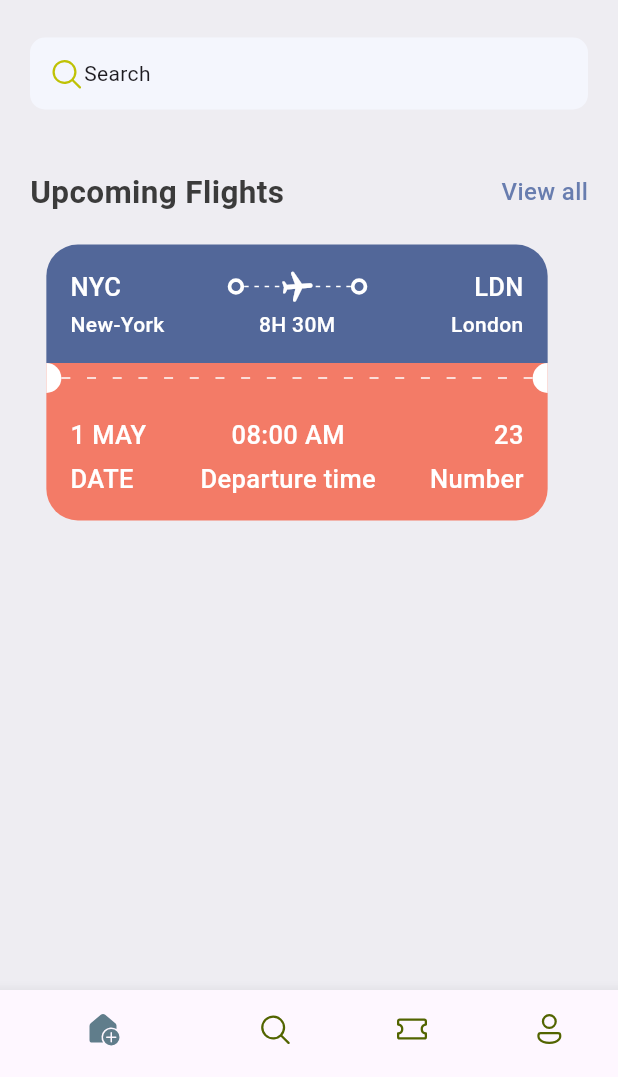
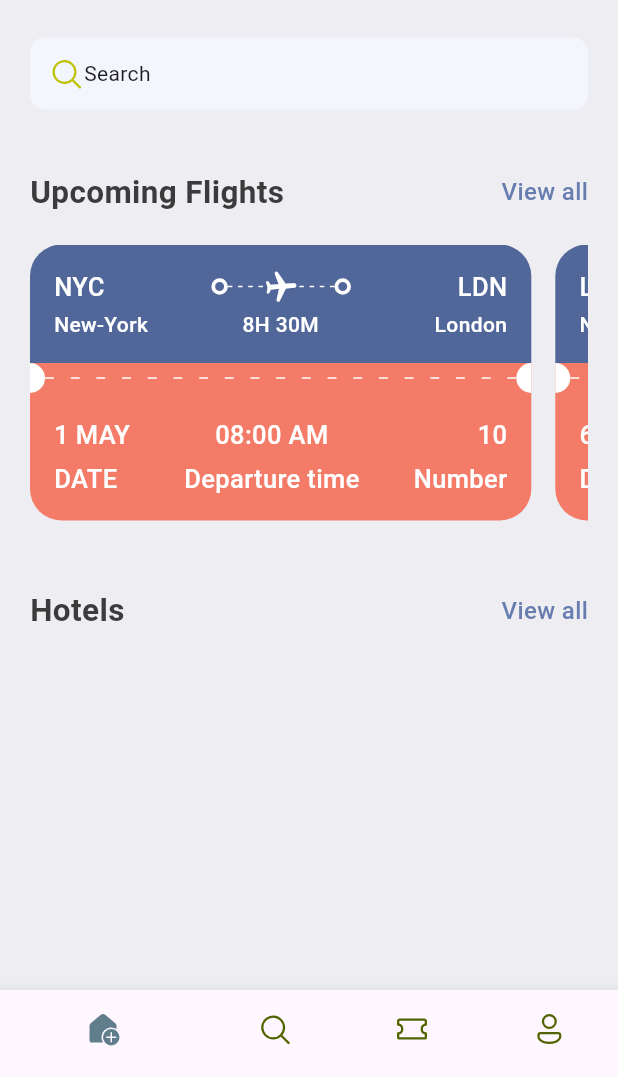
Before and after one commit to eric-kaloki/ticket_app, a Flutter app: the screen it shows after launch, on a phone screen of 412 x 824 dp, the part 159-1236 px from its top. Run offline on Flutter 3.47's test engine with Material 3 defaults, Android fonts, the phone set to English and light mode, and no system bars; our stand-ins replace fluentui_icons.

Commit message:
Add functionality to view all tickets

```diff
--- /dev/null
+++ b/lib/base/utils/all_json.dart
@@ -0,0 +1,53 @@
+List<Map<String, dynamic>> ticketList = [
+  {
+    'from': {'code': 'NYC', 'name': 'New-York'},
+    'to': {'code': 'LDN', 'name': 'London'},
+    'flying_time': '8H 30M',
+    'date': "1 MAY",
+    'departure_time': '08:00 AM',
+    'seat': 10
+  },
+  {
+    'from': {'code': 'LAX', 'name': 'New-York'},
+    'to': {'code': 'MM', 'name': 'Miami'},
+    'flying_time': '3H 30M',
+    'date': "6 MAY",
+    'departure_time': '07:00 PM',
+    'seat': 12
+  },
+  {
+    'from': {'code': 'NB0', 'name': 'Nairobi'},
+    'to': {'code': 'DK', 'name': 'Dhaka'},
+    'flying_time': '10H 30M',
+    'date': "10 MAY",
+    'departure_time': '10:00 PM',
+    'seat': 10
+  },
+  {
+    'from': {'code': 'DAR', 'name': 'Dar es Salaam'},
+    'to': {'code': 'SH', 'name': 'Shanghai'},
+    'flying_time': '4H 30M',
+    'date': "3 MAY",
+    'departure_time': '01:00 AM',
+    'seat': 10
+
+  },
+  {
+    'from': {'code': 'NB0', 'name': 'Naibobi'},
+    'to': {'code': 'DK', 'name': 'Dhaka'},
+    'flying_time': '8H 30M',
+    'date': "18 MAY",
+    'departure_time': '05:00 AM',
+    'seat': 10
+
+  },
+  {
+    'from': {'code': 'DAR', 'name': 'Dar es Salaam'},
+    'to': {'code': 'SH', 'name': 'Shanghai'},
+    'flying_time': '8H 30M',
+    'date': "1 MAY",
+    'departure_time': '08:00 AM',
+    'seat': 10
+
+  },
+];
--- a/lib/base/widgets/app_double_text.dart
+++ b/lib/base/widgets/app_double_text.dart
@@ -1,12 +1,17 @@
 import 'package:flutter/material.dart';
 import 'package:ticket_app/base/res/styles/app_styles.dart';
+import 'package:ticket_app/screens/all_tickets.dart';
 
 class AppDoubleText extends StatelessWidget {
   const AppDoubleText(
-      {super.key, required this.bigText, required this.smallText});
+      {super.key,
+      required this.bigText,
+      required this.smallText,
+      required this.func});
 
   final String bigText;
   final String smallText;
+  final VoidCallback? func;
 
   @override
   Widget build(BuildContext context) {
@@ -15,7 +20,7 @@ class AppDoubleText extends StatelessWidget {
       children: [
         Text(bigText, style: AppStyles.headLineStyle2),
         InkWell(
-          onTap: () {},
+          onTap: func,
           child: Text(
             smallText,
             style: AppStyles.textStyle.copyWith(color: AppStyles.primaryColor),
--- a/lib/base/widgets/ticket_view.dart
+++ b/lib/base/widgets/ticket_view.dart
@@ -8,7 +8,9 @@ import 'package:ticket_app/base/widgets/text_style_fourth.dart';
 import 'package:ticket_app/base/widgets/text_style_third.dart';
 
 class TicketView extends StatelessWidget {
-  const TicketView({super.key});
+  final Map<String, dynamic> ticket;
+  final bool wholeScreen;
+  const TicketView({super.key, required this.ticket, this.wholeScreen = false});
 
   @override
   Widget build(BuildContext context) {
@@ -18,7 +20,7 @@ class TicketView extends StatelessWidget {
       width: size.width * 0.85,
       height: 189,
       child: Container(
-          margin: const EdgeInsets.only(right: 16),
+          margin:  EdgeInsets.only(right: wholeScreen == true ? 0 : 16),
           child: Column(
             children: [
               //Blue part
@@ -33,10 +35,9 @@ class TicketView extends StatelessWidget {
                     children: [
                       // Show departure and destination  with icons in fisrt line
                       Row(
-                        //mainAxisAlignment: MainAxisAlignment.spaceBetween,
                         children: [
-                          const TextStyleThird(
-                            text: "NYC",
+                          TextStyleThird(
+                            text: ticket['from']['code'],
                           ),
                           Expanded(child: Container()),
                           const BigDot(),
@@ -62,7 +63,7 @@ class TicketView extends StatelessWidget {
                           )),
                           const BigDot(),
                           Expanded(child: Container()),
-                          const TextStyleThird(text: "LDN")
+                          TextStyleThird(text: ticket['to']['code'])
                         ],
                       ),
                       const SizedBox(height: 3),
@@ -70,19 +71,19 @@ class TicketView extends StatelessWidget {
                       Row(
                         //mainAxisAlignment: MainAxisAlignment.spaceBetween,
                         children: [
-                          const SizedBox(
+                          SizedBox(
                             width: 100,
                             child: TextStyleFourth(
-                              text: "New-York",
+                              text: ticket['from']['name'],
                             ),
                           ),
                           Expanded(child: Container()),
-                          const TextStyleFourth(text: "8H 30M"),
+                          TextStyleFourth(text: ticket['flying_time']),
                           Expanded(child: Container()),
-                          const SizedBox(
+                          SizedBox(
                             width: 100,
                             child: TextStyleFourth(
-                              text: "London",
+                              text: ticket['to']['name'],
                               textAlign: TextAlign.end,
                             ),
                           )
@@ -118,19 +119,20 @@ class TicketView extends StatelessWidget {
                     borderRadius: const BorderRadius.only(
                         bottomLeft: Radius.circular(21),
                         bottomRight: Radius.circular(21))),
-                child: const Column(children: [
+                child: Column(children: [
                   // Show departure and destination  with icons in fisrt line
                   Row(
                     mainAxisAlignment: MainAxisAlignment.spaceBetween,
                     children: [
-                      AppColumnTextLayout(topText: "1 MAY", bottomText: "DATE"),
                       AppColumnTextLayout(
-                        topText: "08:00 AM",
+                          topText: ticket['date'], bottomText: "DATE"),
+                      AppColumnTextLayout(
+                        topText: ticket['departure_time'],
                         bottomText: "Departure time",
                         alignment: CrossAxisAlignment.center,
                       ),
                       AppColumnTextLayout(
-                        topText: "23",
+                        topText: ticket['seat'].toString(),
                         bottomText: "Number",
                         alignment: CrossAxisAlignment.end,
                       ),
--- a/lib/main.dart
+++ b/lib/main.dart
@@ -1,5 +1,6 @@
 import 'package:flutter/material.dart';
 import 'package:ticket_app/base/bottom_nav_bar.dart';
+import 'package:ticket_app/screens/all_tickets.dart';
 
 void main() {
   runApp(const MyApp());
@@ -23,9 +24,12 @@ class MyApp extends StatelessWidget {
   // This widget is the root of your application.
   @override
   Widget build(BuildContext context) {
-    return const MaterialApp(
+    return MaterialApp(
       debugShowCheckedModeBanner: false,
-      home: BottomNavBar(),
+      routes: {
+        "/": (context) => const BottomNavBar(),
+        "/all_tickets": (context) => const AllTickets(),
+      },
     );
   }
 }
--- /dev/null
+++ b/lib/screens/all_tickets.dart
@@ -0,0 +1,29 @@
+import 'package:flutter/material.dart';
+import 'package:ticket_app/base/utils/all_json.dart';
+import 'package:ticket_app/base/widgets/ticket_view.dart';
+
+class AllTickets extends StatelessWidget {
+  const AllTickets({super.key});
+
+  @override
+  Widget build(BuildContext context) {
+    return Scaffold(
+        appBar: AppBar(
+          title: const Text('All Tickets'),
+        ),
+        body: ListView(
+          children: [
+            SingleChildScrollView(
+              child: Column(
+                children: ticketList
+                    .map((singleTicket) => Container(
+                        margin: const EdgeInsets.only(bottom: 10),
+                        child: TicketView(
+                            ticket: singleTicket, wholeScreen: true)))
+                    .toList(),
+              ),
+            )
+          ],
+        ));
+  }
+}
--- a/lib/screens/home_screen.dart
+++ b/lib/screens/home_screen.dart
@@ -2,6 +2,7 @@ import 'package:fluentui_icons/fluentui_icons.dart';
 import 'package:flutter/material.dart';
 import 'package:ticket_app/base/res/media.dart';
 import 'package:ticket_app/base/res/styles/app_styles.dart';
+import 'package:ticket_app/base/utils/all_json.dart';
 import 'package:ticket_app/base/widgets/app_double_text.dart';
 import 'package:ticket_app/base/widgets/ticket_view.dart';
 
@@ -82,14 +83,29 @@ class _HomeScreenState extends State<HomeScreen> {
               const SizedBox(
                 height: 40,
               ),
-              const AppDoubleText(
+              AppDoubleText(
                 bigText: 'Upcoming Flights ',
                 smallText: 'View all',
+                func: () => Navigator.pushNamed(context, "/all_tickets"),
               ),
               const SizedBox(
                 height: 20,
               ),
-              const TicketView()
+              SingleChildScrollView(
+                  scrollDirection: Axis.horizontal,
+                  child: Row(
+                      children: ticketList
+                          .map((singleTicket) =>
+                              TicketView(ticket: singleTicket))
+                          .toList())),
+              const SizedBox(
+                height: 40,
+              ),
+              AppDoubleText(
+                bigText: 'Hotels',
+                smallText: 'View all',
+                func: () => Navigator.pushNamed(context, "/all_tickets"),
+              ),
             ],
           ),
         ),
```
